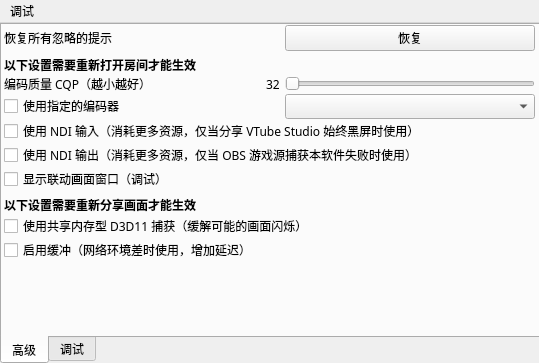
The window that ui/windows/settingwindow.ui (reitovo/vlink-client) describes before a commit, drawn with Qt 5.
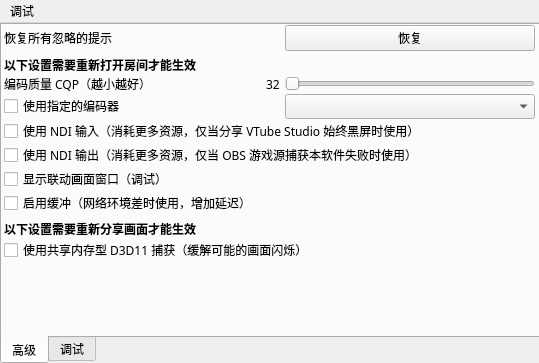
The same window after the commit.

```diff
--- a/ui/windows/settingwindow.ui
+++ b/ui/windows/settingwindow.ui
@@ -259,6 +259,16 @@
          </property>
         </widget>
        </item>
+       <item>
+        <widget class="QCheckBox" name="enableBuffering">
+         <property name="enabled">
+          <bool>true</bool>
+         </property>
+         <property name="text">
+          <string>启用缓冲（网络环境差时使用，增加延迟）</string>
+         </property>
+        </widget>
+       </item>
        <item>
         <spacer name="verticalSpacer_3">
          <property name="orientation">
@@ -295,16 +305,6 @@
          </property>
         </widget>
        </item>
-       <item>
-        <widget class="QCheckBox" name="enableBuffering">
-         <property name="enabled">
-          <bool>true</bool>
-         </property>
-         <property name="text">
-          <string>启用缓冲（网络环境差时使用，增加延迟）</string>
-         </property>
-        </widget>
-       </item>
        <item>
         <spacer name="verticalSpacer">
          <property name="orientation">
```
